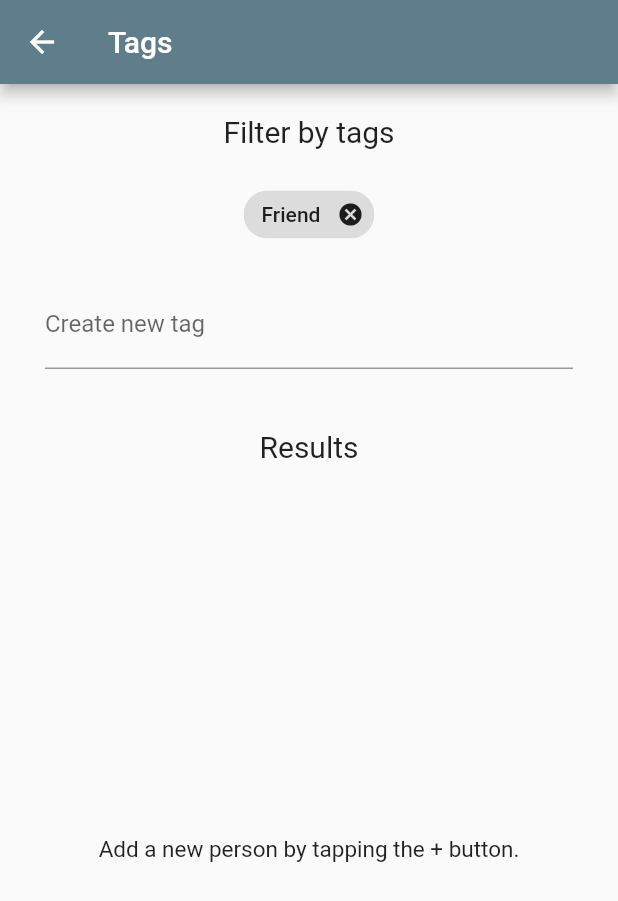
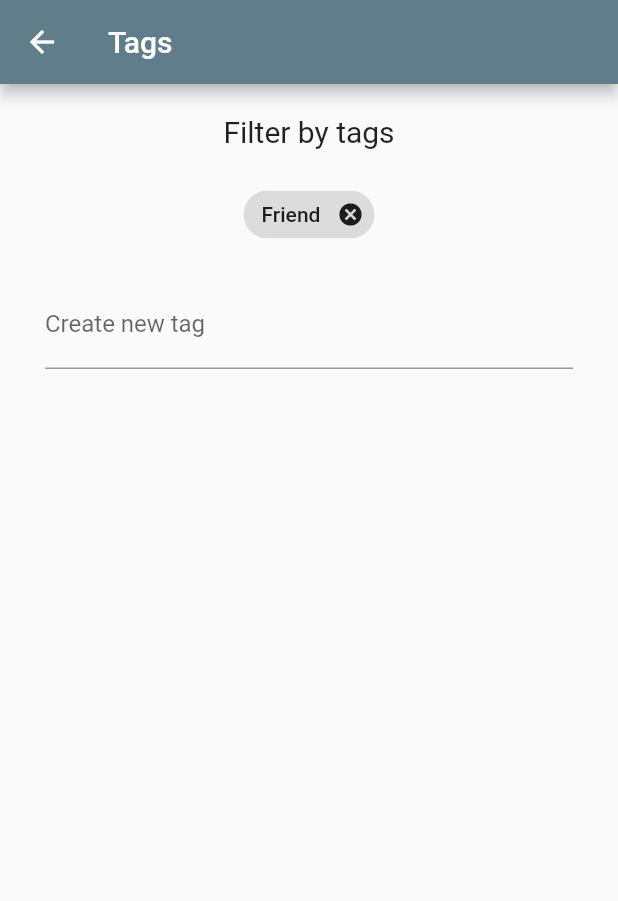
Before and after one commit to kikeda1102/HitoMemo, a Flutter app: the HomePage screen opened directly with empty values, after a tap on "Tags", on a phone screen of 412 x 824 dp. Shown: the top 901 px of the screen. Run offline on Flutter 3.47's test engine with Material 2 defaults, Android fonts, the phone set to English and light mode, and no system bars; our stand-ins replace isar; accounts and stored records are empty; generated files the repository leaves out were written again.

```diff
--- a/lib/main.dart
+++ b/lib/main.dart
@@ -33,7 +33,8 @@ class MyApp extends StatelessWidget {
       theme: ThemeData(
         primarySwatch: Colors.blueGrey,
       ),
-      home: HomePage(service: service),
+      // home: HomePage(service: service),
+      home: const Placeholder(),
     );
   }
 }
--- a/lib/pages/home_page.dart
+++ b/lib/pages/home_page.dart
@@ -146,7 +146,7 @@ class HomePage extends StatelessWidget {
         preferredSize: const Size.fromHeight(20),
         child: BottomAppBar(
           child: SizedBox(
-            height: 50,
+            height: 60,
             child: Row(
               mainAxisAlignment: MainAxisAlignment.spaceAround,
               crossAxisAlignment: CrossAxisAlignment.center,
--- a/lib/pages/tag_management_page.dart
+++ b/lib/pages/tag_management_page.dart
@@ -40,7 +40,7 @@ class _TagManagementPageState extends State<TagManagementPage> {
                 } else if (snapshot.hasError) {
                   return Text('Error: ${snapshot.error}');
                 } else if (!snapshot.hasData || snapshot.data!.isEmpty) {
-                  return const Text('No general tags available');
+                  return const Text('No Tags');
                 }
 
                 List<GeneralTag> generalTags = snapshot.data!;
@@ -124,7 +124,7 @@ class _TagManagementPageState extends State<TagManagementPage> {
             ),
             const SizedBox(height: 40),
 
-            const Text('Results', style: TextStyle(fontSize: 20)),
+            // const Text('Results', style: TextStyle(fontSize: 20)),
             Expanded(
               child: Padding(
                 padding: const EdgeInsets.all(8),
@@ -184,11 +184,7 @@ class _TagManagementPageState extends State<TagManagementPage> {
                     } else if (snapshot.hasError) {
                       return const Center(child: Text('Error occurred'));
                     } else {
-                      return const Center(
-                          child: Text(
-                        'Add a new person by tapping the + button.',
-                        style: TextStyle(fontSize: 15),
-                      ));
+                      return const Center();
                     }
                   },
                 ),
```
Also changed, not shown: 4 other files.
